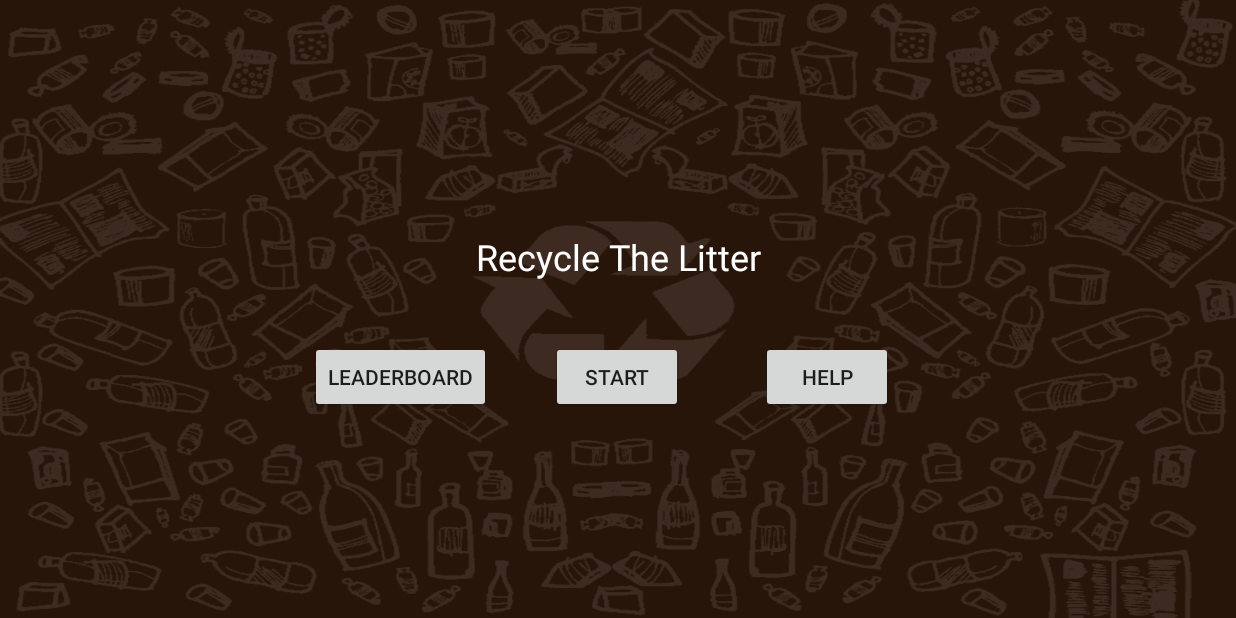
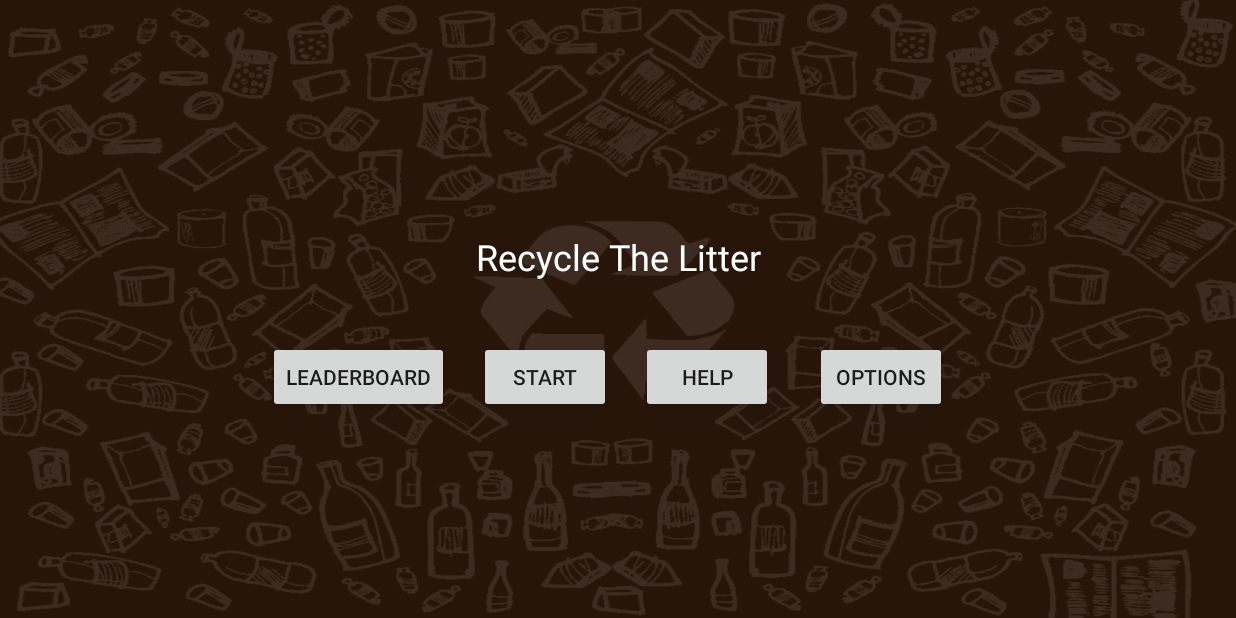
Before and after one commit to 19-KaiYang/MGD-Assignment1, an Android app: the MainMenu screen opened directly, with no data from a screen before it, on a phone screen of 824 x 412 dp (held sideways). Run offline under Robolectric (Android 15) with nearby library versions, the phone set to English and light mode, and no system bars.

Commit message:
Added Options

```diff
--- a/DX1221_Practical/app/src/main/AndroidManifest.xml
+++ b/DX1221_Practical/app/src/main/AndroidManifest.xml
@@ -32,6 +32,11 @@
             tools:ignore="DiscourageApi">
         </activity>
         <activity
+            android:name=".main.dx1221_week3.Options"
+            android:screenOrientation="sensorLandscape"
+            tools:ignore="DiscourageApi">
+        </activity>
+        <activity
             android:name=".main.dx1221_week3.LosePage"
             android:screenOrientation="sensorLandscape"
             tools:ignore="DiscourageApi">
--- a/DX1221_Practical/app/src/main/java/com/example/dx1221_week3/main/dx1221_week3/MainMenu.java
+++ b/DX1221_Practical/app/src/main/java/com/example/dx1221_week3/main/dx1221_week3/MainMenu.java
@@ -18,6 +18,9 @@ public class MainMenu extends Activity implements View.OnClickListener {
 
     private Button _leaderboardButton;
 
+    private Button _optionsButton;
+
+
 
     @Override
     protected void onCreate(Bundle savedInstanceState) {
@@ -34,6 +37,9 @@ public class MainMenu extends Activity implements View.OnClickListener {
         // Initialize Leaderboard button
         _leaderboardButton = findViewById(R.id.leaderboard_btn);
         _leaderboardButton.setOnClickListener(this);
+
+        _optionsButton = findViewById(R.id.options_btn);
+        _optionsButton.setOnClickListener(this);
 
     }
 
@@ -56,6 +62,10 @@ public class MainMenu extends Activity implements View.OnClickListener {
         } else if (v == _leaderboardButton) {
             // Start Leaderboard activity
             startActivity(new Intent(this, Leaderboard.class));
+        } else if (v == _optionsButton) {
+
+            startActivity(new Intent(this, Options.class));
         }
+
     }
 }
--- a/DX1221_Practical/app/src/main/res/layout/mainmenu.xml
+++ b/DX1221_Practical/app/src/main/res/layout/mainmenu.xml
@@ -23,7 +23,7 @@
         android:id="@+id/start_btn"
         android:layout_width="wrap_content"
         android:layout_height="wrap_content"
-        android:layout_marginEnd="52dp"
+        android:layout_marginEnd="100dp"
         android:text="@string/start_btn_text"
         app:layout_constraintBaseline_toBaselineOf="@+id/help_btn"
         app:layout_constraintEnd_toEndOf="@+id/textView" />
@@ -32,7 +32,7 @@
         android:id="@+id/leaderboard_btn"
         android:layout_width="wrap_content"
         android:layout_height="wrap_content"
-        android:layout_marginEnd="180dp"
+        android:layout_marginEnd="208dp"
         android:text="@string/leaderboard"
         app:layout_constraintBaseline_toBaselineOf="@+id/help_btn"
         app:layout_constraintEnd_toEndOf="@+id/textView" />
@@ -41,11 +41,22 @@
         android:id="@+id/help_btn"
         android:layout_width="wrap_content"
         android:layout_height="wrap_content"
-        android:layout_marginStart="52dp"
+        android:layout_marginStart="20dp"
         android:text="@string/help_btn_text"
         app:layout_constraintBottom_toBottomOf="parent"
         app:layout_constraintStart_toEndOf="@+id/start_btn"
         app:layout_constraintTop_toTopOf="parent"
         app:layout_constraintVertical_bias="0.625" />
 
+    <Button
+        android:id="@+id/options_btn"
+        android:layout_width="wrap_content"
+        android:layout_height="wrap_content"
+        android:layout_marginStart="136dp"
+        android:text="Options"
+        app:layout_constraintBottom_toBottomOf="parent"
+        app:layout_constraintStart_toEndOf="@+id/start_btn"
+        app:layout_constraintTop_toTopOf="parent"
+        app:layout_constraintVertical_bias="0.625" />
+
 </androidx.constraintlayout.widget.ConstraintLayout>
```
Also changed, not shown: DX1221_Practical/app/src/main/java/com/example/dx1221_week3/main/dx1221_week3/Options.java (added, +66 -0 lines), DX1221_Practical/app/src/main/res/layout/options.xml (added, +60 -0 lines).
